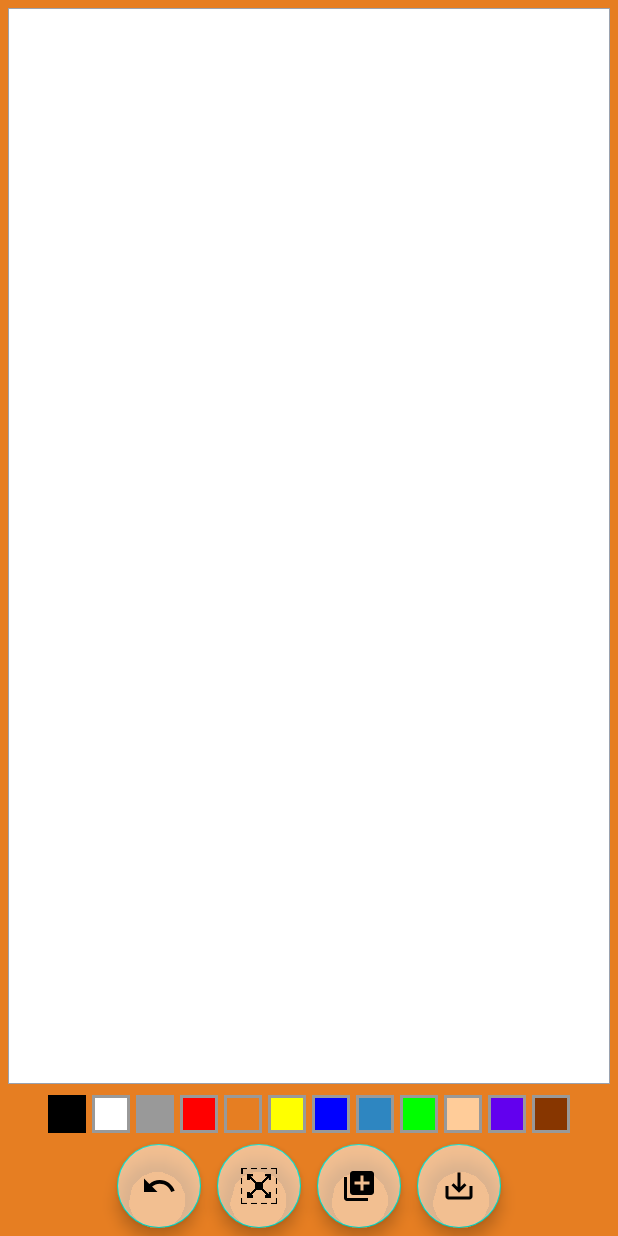
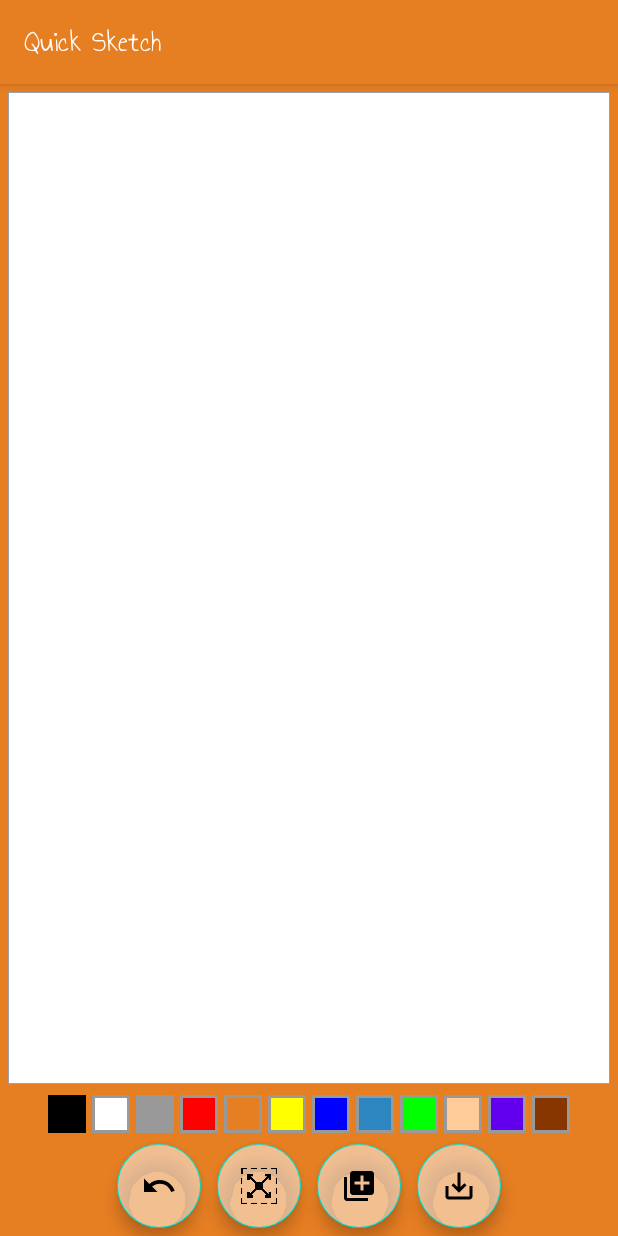
Before and after one commit to denzelbell/QuickSketch, an Android app: the screen it shows after launch (MainActivity), on a phone screen of 412 x 824 dp. Run offline under Robolectric (Android 15) with nearby library versions, the phone set to English and light mode, and no system bars.

Commit message:
- Updated UI

```diff
--- a/app/src/main/AndroidManifest.xml
+++ b/app/src/main/AndroidManifest.xml
@@ -4,7 +4,6 @@
 
     <uses-permission android:name="android.permission.READ_EXTERNAL_STORAGE"/>
     <uses-permission android:name="android.permission.WRITE_EXTERNAL_STORAGE"/>
-
 
     <application
         android:allowBackup="true"
@@ -16,7 +15,7 @@
         <activity
             android:name=".MainActivity"
             android:label="@string/app_name"
-            android:theme="@style/Theme.QuickSketch.NoActionBar">
+            android:theme="@style/Theme.QuickSketch">
             <intent-filter>
                 <action android:name="android.intent.action.MAIN" />
 
--- a/app/src/main/res/values/themes.xml
+++ b/app/src/main/res/values/themes.xml
@@ -2,7 +2,7 @@
     <!-- Base application theme. -->
     <style name="Theme.QuickSketch" parent="Theme.MaterialComponents.DayNight.DarkActionBar">
         <!-- Primary brand color. -->
-        <item name="colorPrimary">@color/black</item>
+        <item name="colorPrimary">@color/orange</item>
         <item name="colorPrimaryVariant">@color/purple_700</item>
         <item name="colorOnPrimary">@color/white</item>
         <!-- Secondary brand color. -->
@@ -12,6 +12,7 @@
         <!-- Status bar color. -->
         <item name="android:statusBarColor" tools:targetApi="l">?attr/colorOnSecondary</item>
         <!-- Customize your theme here. -->
+        <item name="fontFamily">@font/annie_use_your_telescope</item>
     </style>
 
     <style name="Theme.QuickSketch.NoActionBar">
```
Also changed, not shown: app/src/main/res/font/annie_use_your_telescope.ttf (added).
